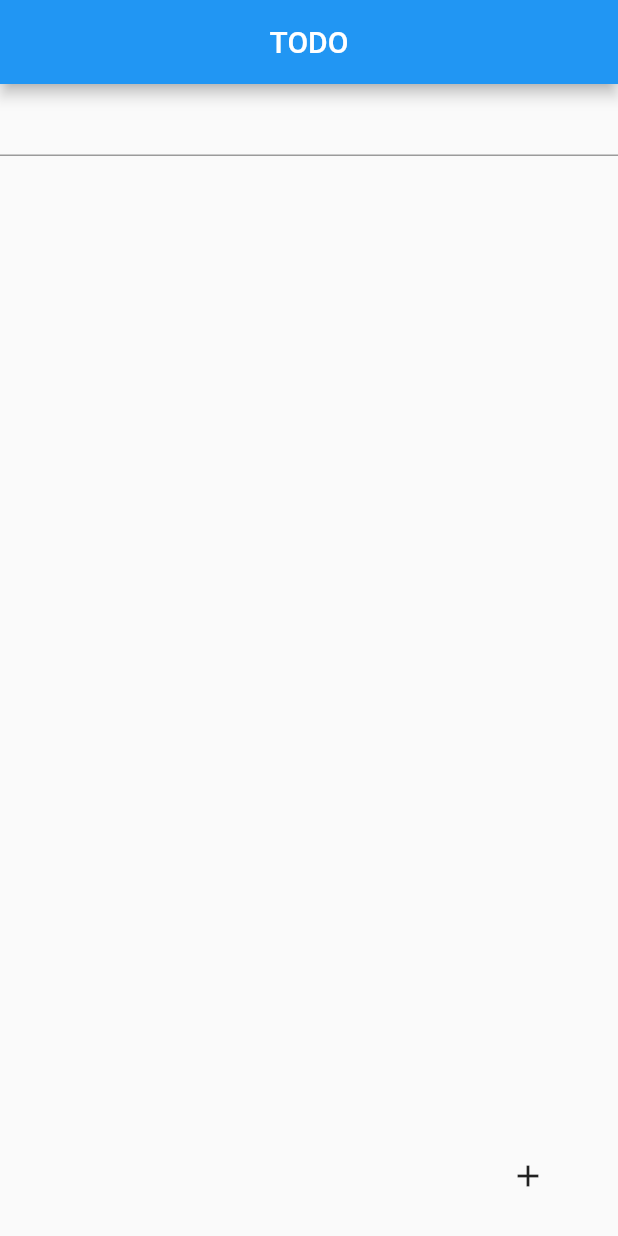
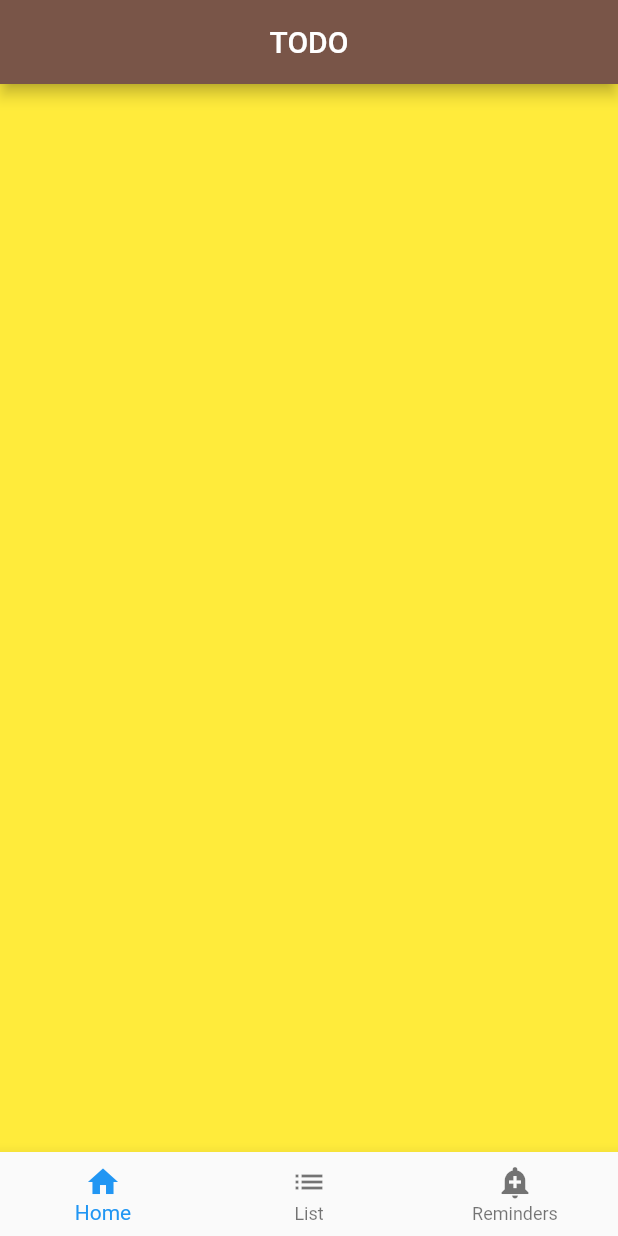
Before and after one commit to BlueM0ld/todo, a Flutter app: the screen it shows after launch, on a phone screen of 412 x 824 dp. Run offline on Flutter 3.47's test engine with Material 2 defaults, Android fonts, the phone set to English and light mode, and no system bars; our stand-ins replace flutter_slidable.

Commit message:
add new pages

```diff
--- a/lib/main.dart
+++ b/lib/main.dart
@@ -1,5 +1,7 @@
 import 'package:flutter/material.dart';
-import 'package:flutter_slidable/flutter_slidable.dart';
+import 'back.dart';
+import 'thirdPage.dart';
+import 'mess.dart';
 
 void main() => {runApp(MyApp())};
 
@@ -24,93 +26,40 @@ class Home extends StatefulWidget {
 }
 
 class _HomeState extends State<Home> {
-  final _textTask = TextEditingController();
-  var _listOfTasks = [];
+  final List<Widget> _children = [SecondScreen(), FirstScreen(), ThirdScreen()];
+  int _selectedIndex = 0;
 
-  @override
-
-  /// dispose method removes the widget
-  void dispose() {
-    _textTask.dispose();
-    super.dispose();
-  }
-
-  /// verification function for empty tasks
-  void addToList(String _task) {
-    if (_task.isNotEmpty || _task.length > 0) {
-      setState(() => _listOfTasks.add(_task));
-    }
-  }
-
-  /// Deletes item from the list
-  void _deleteItem(int index) {
-    setState(() => _listOfTasks.removeAt(index));
-  }
-
-  /// Put the item in the textbox and removes
-  /// the task from the list to prevent duplicates
-
-  void _editItem(int index) {
+  void _selectNavIcon(int index) {
     setState(() {
-      _textTask.text = _listOfTasks[index].toString();
-      _listOfTasks.removeAt(index);
+      _selectedIndex = index;
     });
-  }
-
-  Widget buildViewTasks() {
-    return ListView.builder(
-        shrinkWrap: true,
-        itemCount: _listOfTasks.length,
-        itemBuilder: (context, index) {
-          return _getSliableListTiles(context, index);
-        });
-  }
-
-  //Slidable Widget
-  Widget _getSliableListTiles(BuildContext context, int index) {
-    return Slidable(
-      actionPane: SlidableDrawerActionPane(),
-      actionExtentRatio: 0.25,
-      child: Container(
-        color: Colors.white,
-        child: ListTile(title: Text(_listOfTasks[index])),
-      ),
-      actions: <Widget>[
-        IconSlideAction(
-            caption: 'Edit',
-            color: Colors.blue,
-            icon: Icons.edit,
-            onTap: () => _editItem(index)),
-        IconSlideAction(
-            caption: 'Delete',
-            color: Colors.red,
-            icon: Icons.delete,
-            onTap: () => _deleteItem(index)),
-      ],
-    );
   }
 
   @override
   Widget build(BuildContext context) {
     return (Scaffold(
       appBar: AppBar(
+        backgroundColor: Colors.brown,
         title: Text("TODO"),
         centerTitle: true,
       ),
-      body: Column(
-        children: <Widget>[
-          TextField(
-            controller: _textTask,
+      body: IndexedStack(index: _selectedIndex, children: _children),
+      bottomNavigationBar: BottomNavigationBar(
+        currentIndex:
+            _selectedIndex, // this will be set when a new tab is tapped
+        onTap: _selectNavIcon,
+        items: [
+          BottomNavigationBarItem(
+            icon: new Icon(Icons.home),
+            label: 'Home',
           ),
-          new Expanded(child: buildViewTasks())
+          BottomNavigationBarItem(
+            icon: new Icon(Icons.list),
+            label: 'List',
+          ),
+          BottomNavigationBarItem(
+              icon: Icon(Icons.add_alert), label: 'Reminders')
         ],
-      ),
-      floatingActionButton: FlatButton(
-        onPressed: () {
-          addToList(_textTask.text); // add to list view
-          _textTask.text = ""; // remove the task from the text field
-        },
-        child: Icon(Icons.add),
       ),
     ));
   }
--- /dev/null
+++ b/lib/mess.dart
@@ -0,0 +1,10 @@
+import 'package:flutter/material.dart';
+
+class SecondScreen extends StatelessWidget {
+  @override
+  Widget build(BuildContext context) {
+    return Container(
+      color: Colors.yellow,
+    );
+  }
+}
```
Also changed, not shown: lib/back.dart (added, +96 -0 lines), lib/thirdPage.dart (added, +10 -0 lines), 1 other file.
